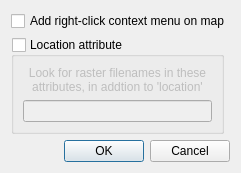
This is ui_tileindex.ui in etiennesky/tileindex as Qt 5 draws it before an edit. The edited form follows.
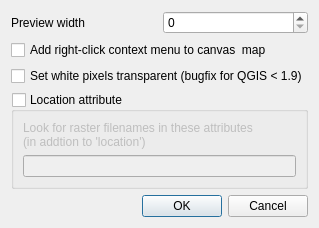
This is the edited form.

Commit message: add support for preview pixmap and other fixes

Diff of the .ui file:
```diff
--- a/ui_tileindex.ui
+++ b/ui_tileindex.ui
@@ -6,32 +6,43 @@
    <rect>
     <x>0</x>
     <y>0</y>
-    <width>233</width>
-    <height>155</height>
+    <width>309</width>
+    <height>207</height>
    </rect>
   </property>
   <property name="windowTitle">
    <string>TileIndex</string>
   </property>
   <layout class="QGridLayout" name="gridLayout">
-   <item row="2" column="0" colspan="2">
-    <widget class="QDialogButtonBox" name="buttonBox">
-     <property name="orientation">
-      <enum>Qt::Horizontal</enum>
+   <item row="0" column="0">
+    <widget class="QLabel" name="label_2">
+     <property name="text">
+      <string>Preview width</string>
      </property>
-     <property name="standardButtons">
-      <set>QDialogButtonBox::Cancel|QDialogButtonBox::Ok</set>
+    </widget>
+   </item>
+   <item row="0" column="1">
+    <widget class="QSpinBox" name="spinBoxWidth">
+     <property name="maximum">
+      <number>10000</number>
      </property>
     </widget>
    </item>
-   <item row="0" column="0" colspan="2">
+   <item row="1" column="0" colspan="2">
     <widget class="QCheckBox" name="checkBoxContext">
      <property name="text">
-      <string>Add right-click context menu on map</string>
+      <string>Add right-click context menu to canvas  map</string>
      </property>
     </widget>
    </item>
-   <item row="1" column="0">
+   <item row="2" column="0" colspan="2">
+    <widget class="QCheckBox" name="checkBoxTransparent">
+     <property name="text">
+      <string>Set white pixels transparent (bugfix for QGIS &lt; 1.9)</string>
+     </property>
+    </widget>
+   </item>
+   <item row="3" column="0" colspan="2">
     <widget class="QGroupBox" name="groupBoxAttribute">
      <property name="title">
       <string>Location attribute</string>
@@ -46,11 +57,11 @@
       <item>
        <widget class="QLabel" name="label">
         <property name="text">
-         <string>Look for raster filenames in these
-attributes, in addtion to 'location'</string>
+         <string>Look for raster filenames in these attributes
+(in addtion to 'location')</string>
         </property>
         <property name="alignment">
-         <set>Qt::AlignCenter</set>
+         <set>Qt::AlignLeading|Qt::AlignLeft|Qt::AlignVCenter</set>
         </property>
        </widget>
       </item>
@@ -64,6 +75,16 @@
      </layout>
     </widget>
    </item>
+   <item row="4" column="0" colspan="2">
+    <widget class="QDialogButtonBox" name="buttonBox">
+     <property name="orientation">
+      <enum>Qt::Horizontal</enum>
+     </property>
+     <property name="standardButtons">
+      <set>QDialogButtonBox::Cancel|QDialogButtonBox::Ok</set>
+     </property>
+    </widget>
+   </item>
   </layout>
  </widget>
  <resources/>
```
The commit also changes 7 other files.
